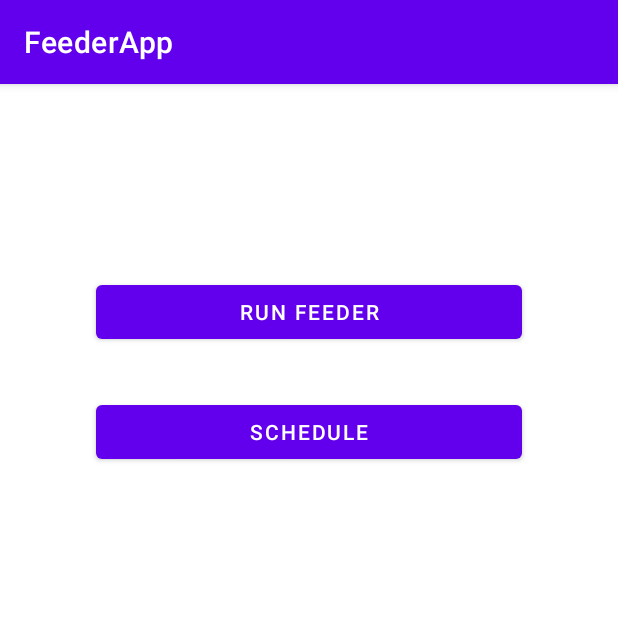
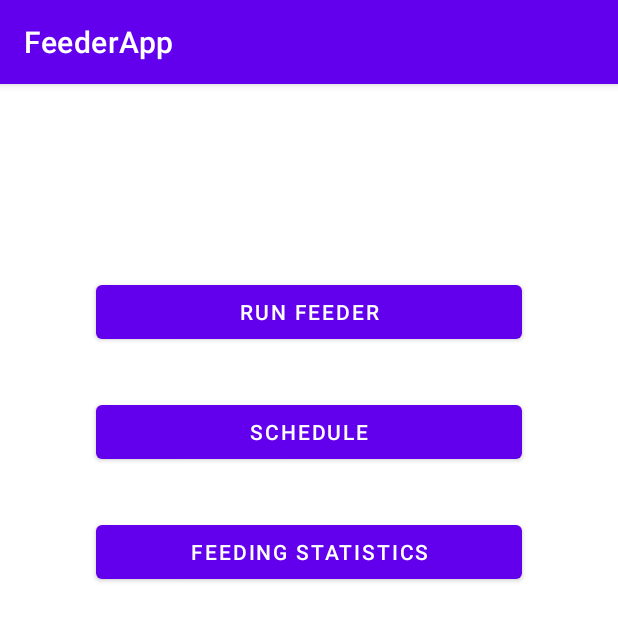
Before and after one commit to Karllo98/FeederApp, an Android app: the screen it shows after launch (MainActivity), on a phone screen of 412 x 824 dp. Shown: the top 621 px of the screen. Run offline under Robolectric (Android 15) with nearby library versions, the phone set to English and light mode, and no system bars; our stand-ins replace Firebase (no records; nobody signed in at launch, a user with empty details on screens opened directly).

Commit message:
Added statistics activity

```diff
--- a/app/src/main/AndroidManifest.xml
+++ b/app/src/main/AndroidManifest.xml
@@ -9,6 +9,9 @@
         android:roundIcon="@mipmap/ic_launcher_round"
         android:supportsRtl="true"
         android:theme="@style/Theme.FeederApp">
+        <activity
+            android:name=".StatsActivity"
+            android:exported="false" />
         <activity
             android:name=".ScheduleDetailsActivity"
             android:exported="false" />
--- a/app/src/main/res/layout/activity_main.xml
+++ b/app/src/main/res/layout/activity_main.xml
@@ -30,4 +30,16 @@
         app:layout_constraintEnd_toEndOf="parent"
         app:layout_constraintStart_toStartOf="parent"
         app:layout_constraintTop_toBottomOf="@+id/buttonRunNow" />
+
+    <Button
+        android:id="@+id/buttonStats"
+        android:layout_width="0dp"
+        android:layout_height="wrap_content"
+        android:layout_marginStart="64dp"
+        android:layout_marginTop="32dp"
+        android:layout_marginEnd="64dp"
+        android:text="feeding statistics"
+        app:layout_constraintEnd_toEndOf="parent"
+        app:layout_constraintStart_toStartOf="parent"
+        app:layout_constraintTop_toBottomOf="@+id/buttonSchedule" />
 </androidx.constraintlayout.widget.ConstraintLayout>
```
Also changed, not shown: app/src/main/java/pl/karllo/feederapp/StatsActivity.java (added, +14 -0 lines), app/src/main/res/layout/activity_stats.xml (added, +9 -0 lines).
